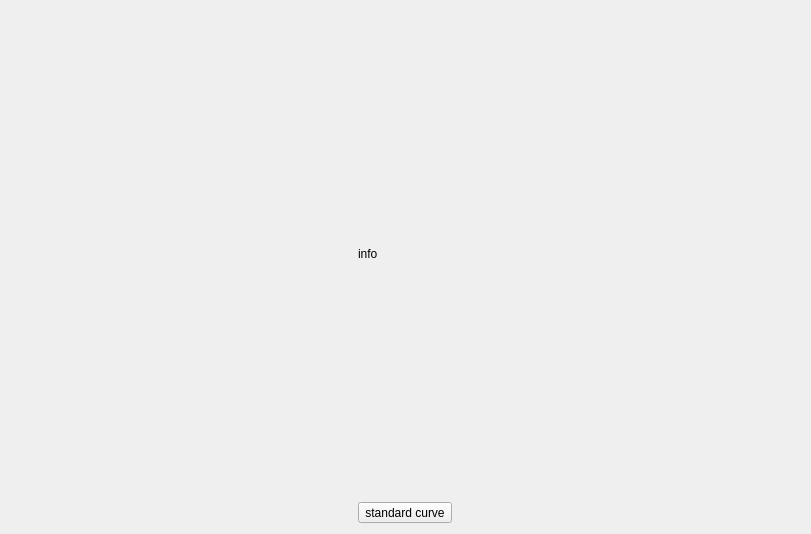
Old version of the form src/FormPlot/PlotSeparation/plotseparation.ui in the repository MRsoymilk/Helianthus.
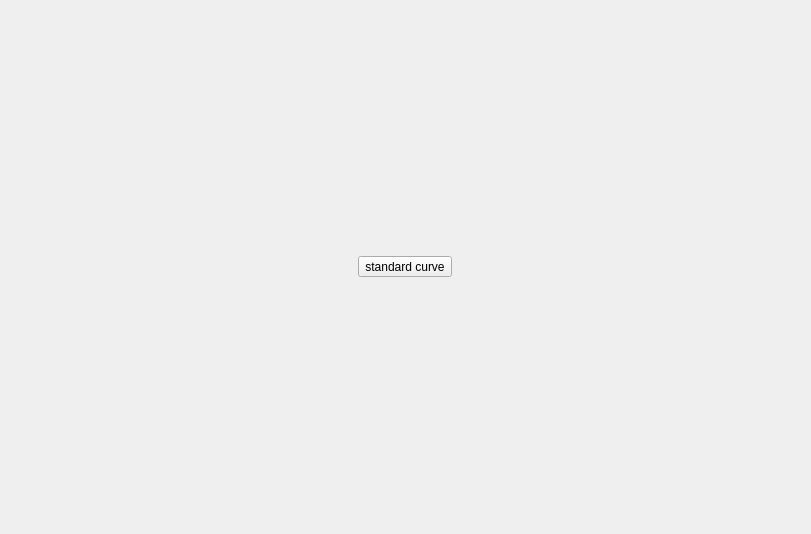
New version of the form.

```diff
--- a/src/FormPlot/PlotSeparation/plotseparation.ui
+++ b/src/FormPlot/PlotSeparation/plotseparation.ui
@@ -13,15 +13,11 @@
   <property name="windowTitle">
    <string>Form</string>
   </property>
-  <layout class="QGridLayout" name="gridLayout" rowstretch="1,0,0">
-   <item row="1" column="0">
-    <widget class="QLabel" name="label">
-     <property name="text">
-      <string>info</string>
-     </property>
-    </widget>
+  <layout class="QGridLayout" name="gridLayout" rowstretch="1,0">
+   <item row="0" column="1">
+    <layout class="QGridLayout" name="gLayPlot"/>
    </item>
-   <item row="2" column="0">
+   <item row="1" column="0" colspan="2">
     <layout class="QHBoxLayout" name="horizontalLayout">
      <item>
       <widget class="QToolButton" name="tBtnStandardCurve">
```
Left out of the diff: 2 changed lines with no effect on the pictures.
